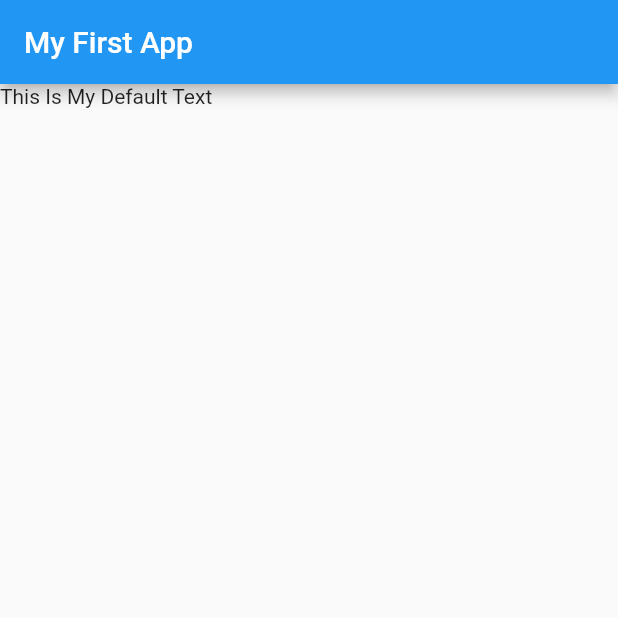
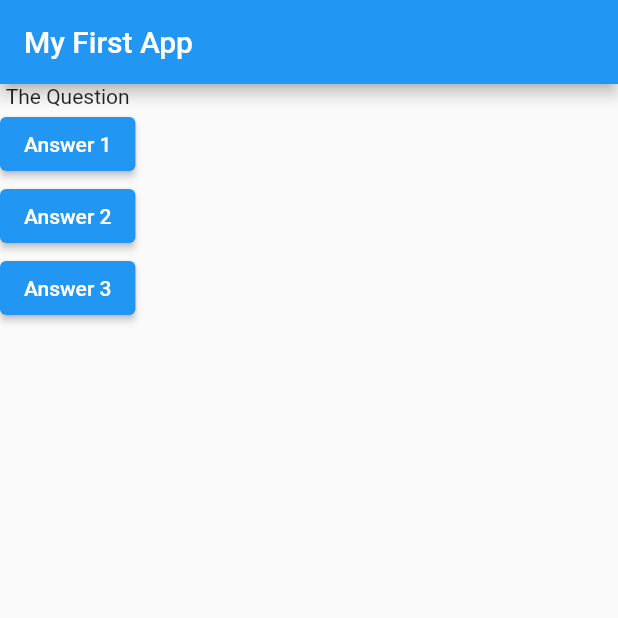
Before and after one commit to kelshamy/MyApp, a Flutter app: the screen it shows after launch, on a phone screen of 412 x 824 dp, the top half of it. Run offline on Flutter 3.47's test engine with Material 2 defaults, Android fonts, the phone set to English and light mode, and no system bars.

Commit message:
print answer chosen

```diff
--- a/lib/main.dart
+++ b/lib/main.dart
@@ -5,14 +5,38 @@ void main() {
 }
 
 class MyApp extends StatelessWidget {
+  void answerQuestion() {
+    print('Answer Chosen!');
+  }
+
   @override
   Widget build(BuildContext context) {
+    var questions = [
+      'What\'s your favorite color?',
+      'What\'s your favorite animal?',
+    ];
     return MaterialApp(
       home: Scaffold(
         appBar: AppBar(
           title: Text('My First App'),
         ),
-        body: Text('This Is My Default Text '),
+        body: Column(
+          children: [
+            Text('The Question'),
+            ElevatedButton(
+              child: Text('Answer 1'),
+              onPressed: () => print('Answer 1 Chosen!'),
+            ),
+            ElevatedButton(
+              child: Text('Answer 2'),
+              onPressed: () => print('Answer 2 Chosen!'),
+            ),
+            ElevatedButton(
+              child: Text('Answer 3'),
+              onPressed: () => print('Answer 3 Chosen!'),
+            ),
+          ],
+        ),
       ),
     );
   }
```
